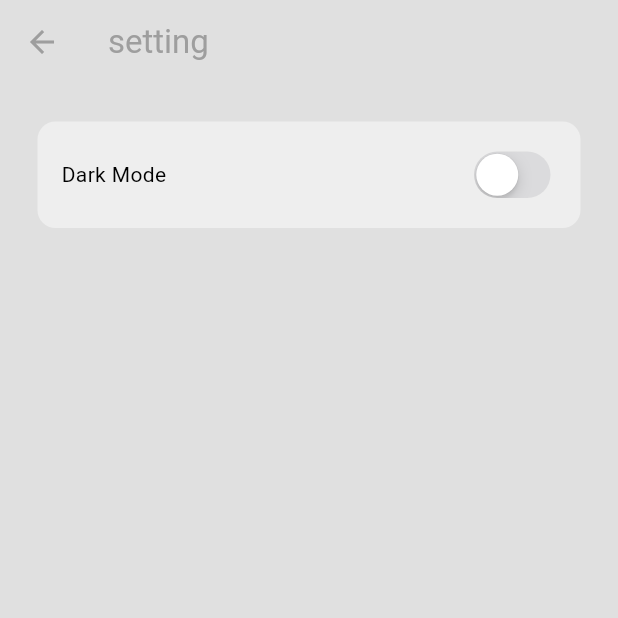
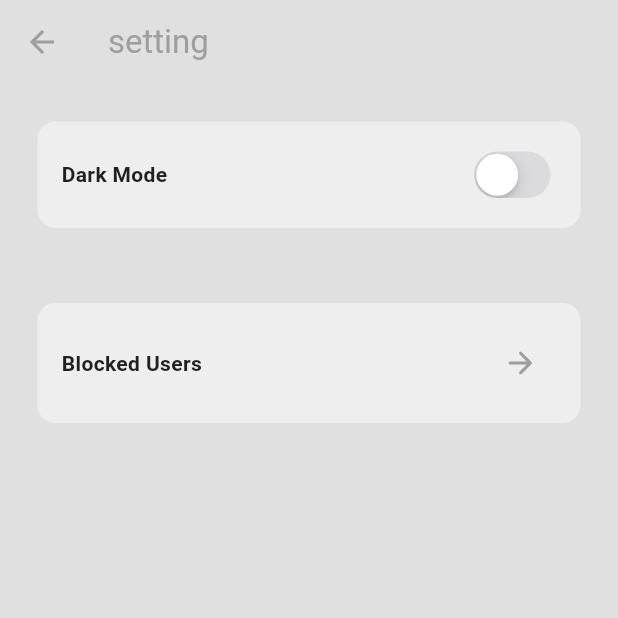
Before and after one commit to taeki-cho/chap_app_masterclass, a Flutter app: the screen it shows once a user with an empty profile is signed in, in the side drawer, after a tap on "S E T T I N G S", on a phone screen of 412 x 824 dp, the top half of it. Run offline on Flutter 3.47's test engine with Material 3 defaults, Android fonts, the phone set to English and light mode, and no system bars; our stand-ins replace cloud_firestore, firebase_auth, firebase_core; accounts and stored records are empty.

Commit message:
채팅앱 코딩스터디 완료

```diff
--- /dev/null
+++ b/devtools_options.yaml
@@ -0,0 +1,3 @@
+description: This file stores settings for Dart & Flutter DevTools.
+documentation: https://docs.flutter.dev/tools/devtools/extensions#configure-extension-enablement-states
+extensions:
--- a/lib/pages/home_page.dart
+++ b/lib/pages/home_page.dart
@@ -29,7 +29,7 @@ class HomePage extends StatelessWidget {
   // 현재 로그인한 사용자의 목록
   Widget _buildUserList() {
     return StreamBuilder(
-      stream: _chatService.getUsersStream(),
+      stream: _chatService.getUsersStreamExcludingBlocked(),
       builder: (context, snapshot) {
         // 에러
         if (!snapshot.hasData) {
--- a/lib/pages/setting_page.dart
+++ b/lib/pages/setting_page.dart
@@ -1,3 +1,4 @@
+import 'package:chap_app_masterclass/pages/blocked_users_page.dart';
 import 'package:chap_app_masterclass/themes/theme_provider.dart';
 import 'package:flutter/cupertino.dart';
 import 'package:flutter/material.dart';
@@ -16,7 +17,13 @@ class SettingPage extends StatelessWidget {
         foregroundColor: Colors.grey,
         elevation: 0,
       ),
-      body: Container(
+      body: Center(
+        child: ConstrainedBox(
+          constraints: const BoxConstraints(maxWidth: 600),
+          child: Column(
+            children: [
+              // 다크모드
+              Container(
                 decoration: BoxDecoration(
                   color: Theme.of(context).colorScheme.secondary,
                   borderRadius: BorderRadius.circular(12),
@@ -26,10 +33,15 @@ class SettingPage extends StatelessWidget {
                 child: Row(
                   mainAxisAlignment: MainAxisAlignment.spaceBetween,
                   children: [
-            const Text("Dark Mode"),
+                    Text(
+                      "Dark Mode",
+                      style: TextStyle(
+                          fontWeight: FontWeight.bold,
+                          color: Theme.of(context).colorScheme.inversePrimary),
+                    ),
                     CupertinoSwitch(
-              value:
-                  Provider.of<ThemeProvider>(context, listen: false).isDarkMode,
+                      value: Provider.of<ThemeProvider>(context, listen: false)
+                          .isDarkMode,
                       onChanged: (value) =>
                           Provider.of<ThemeProvider>(context, listen: false)
                               .toggleTheme(),
@@ -37,6 +49,44 @@ class SettingPage extends StatelessWidget {
                   ],
                 ),
               ),
+
+              // 차단자 목록
+              Container(
+                decoration: BoxDecoration(
+                  color: Theme.of(context).colorScheme.secondary,
+                  borderRadius: BorderRadius.circular(12),
+                ),
+                margin: const EdgeInsets.all(25),
+                padding: const EdgeInsets.all(16),
+                child: Row(
+                  mainAxisAlignment: MainAxisAlignment.spaceBetween,
+                  children: [
+                    Text(
+                      "Blocked Users",
+                      style: TextStyle(
+                          fontWeight: FontWeight.bold,
+                          color: Theme.of(context).colorScheme.inversePrimary),
+                    ),
+                    // 차단자 목록으로 이동 버튼
+                    IconButton(
+                      onPressed: () => Navigator.push(
+                        context,
+                        MaterialPageRoute(
+                          builder: (context) => BlockedUsersPage(),
+                        ),
+                      ),
+                      icon: Icon(
+                        Icons.arrow_forward_rounded,
+                        color: Theme.of(context).colorScheme.primary,
+                      ),
+                    ),
+                  ],
+                ),
+              ),
+            ],
+          ),
+        ),
+      ),
     );
   }
 }
--- a/lib/services/chat/chat_service.dart
+++ b/lib/services/chat/chat_service.dart
@@ -1,8 +1,9 @@
 import 'package:chap_app_masterclass/models/message.dart';
 import 'package:cloud_firestore/cloud_firestore.dart';
 import 'package:firebase_auth/firebase_auth.dart';
+import 'package:flutter/material.dart';
 
-class ChatService {
+class ChatService extends ChangeNotifier {
   // 파이어베이스 인스턴스 get
   final FirebaseFirestore _firestore = FirebaseFirestore.instance;
   final FirebaseAuth _auth = FirebaseAuth.instance;
@@ -10,11 +11,35 @@ class ChatService {
   // 사용자 정보 get
   Stream<List<Map<String, dynamic>>> getUsersStream() {
     return _firestore.collection("Users").snapshots().map((snapshot) {
-      return snapshot.docs.map((doc) {
-        final user = doc.data();
+      return snapshot.docs
+          .where((doc) => doc.data()['email'] != _auth.currentUser!.email)
+          .map((doc) => doc.data())
+          .toList();
+    });
+  }
 
-        return user;
-      }).toList();
+  // 사용자 정보 get - 차단된  사용자 제외
+  Stream<List<Map<String, dynamic>>> getUsersStreamExcludingBlocked() {
+    final currentUser = _auth.currentUser;
+
+    return _firestore
+        .collection('Users')
+        .doc(currentUser!.uid)
+        .collection('BlockedUsers')
+        .snapshots()
+        .asyncMap((snapshot) async {
+      // 차단된 사용자 ids
+      final blockeduserIds = snapshot.docs.map((doc) => doc.id).toList();
+
+      // 모든 사용자
+      final userSnapshot = await _firestore.collection('Users').get();
+
+      return userSnapshot.docs
+          .where((doc) =>
+              doc.data()['email'] != currentUser.email &&
+              !blockeduserIds.contains(doc.id))
+          .map((doc) => doc.data())
+          .toList();
     });
   }
 
@@ -59,4 +84,59 @@ class ChatService {
         .orderBy("timestamp", descending: false)
         .snapshots();
   }
+
+  // report user
+  Future<void> reportUser(String messageId, String userId) async {
+    final currentUser = _auth.currentUser;
+    final report = {
+      'reportedBy': currentUser!.uid,
+      'messageId': messageId,
+      'messageOwnerId': userId,
+      'timestamp': FieldValue.serverTimestamp(),
+    };
+    await _firestore.collection('report').add(report);
+  }
+
+  // 사용자 차단
+  Future<void> blockUser(String userId) async {
+    final currentUser = _auth.currentUser;
+    await _firestore
+        .collection('Users')
+        .doc(currentUser!.uid)
+        .collection('BlockedUsers')
+        .doc(userId)
+        .set({});
+    notifyListeners();
+  }
+
+  // 사용자 차단해제
+  Future<void> unblockUser(String blockedUserId) async {
+    final currentUser = _auth.currentUser;
+    await _firestore
+        .collection('Users')
+        .doc(currentUser!.uid)
+        .collection('BlockedUsers')
+        .doc(blockedUserId)
+        .delete();
+  }
+
+  // 차단된 사용자 stream
+  Stream<List<Map<String, dynamic>>> getBlockedUsersStream(String userId) {
+    return _firestore
+        .collection('Users')
+        .doc(userId)
+        .collection('BlockedUsers')
+        .snapshots()
+        .asyncMap((snapshot) async {
+      // 차단된 사용자 ids 목록을 조회
+      final blockedUserIds = snapshot.docs.map((doc) => doc.id).toList();
+
+      final userDocs = await Future.wait(
+        blockedUserIds
+            .map((id) => _firestore.collection('Users').doc(id).get()),
+      );
+
+      return userDocs.map((doc) => doc.data() as Map<String, dynamic>).toList();
+    });
+  }
 }
```
Also changed, not shown: lib/components/chat_bubble.dart (+115 -1 lines), lib/pages/blocked_users_page.dart (added, +92 -0 lines), lib/pages/chat_page.dart (+6 -1 lines). Lines whose indentation alone changed are shown as unchanged.
